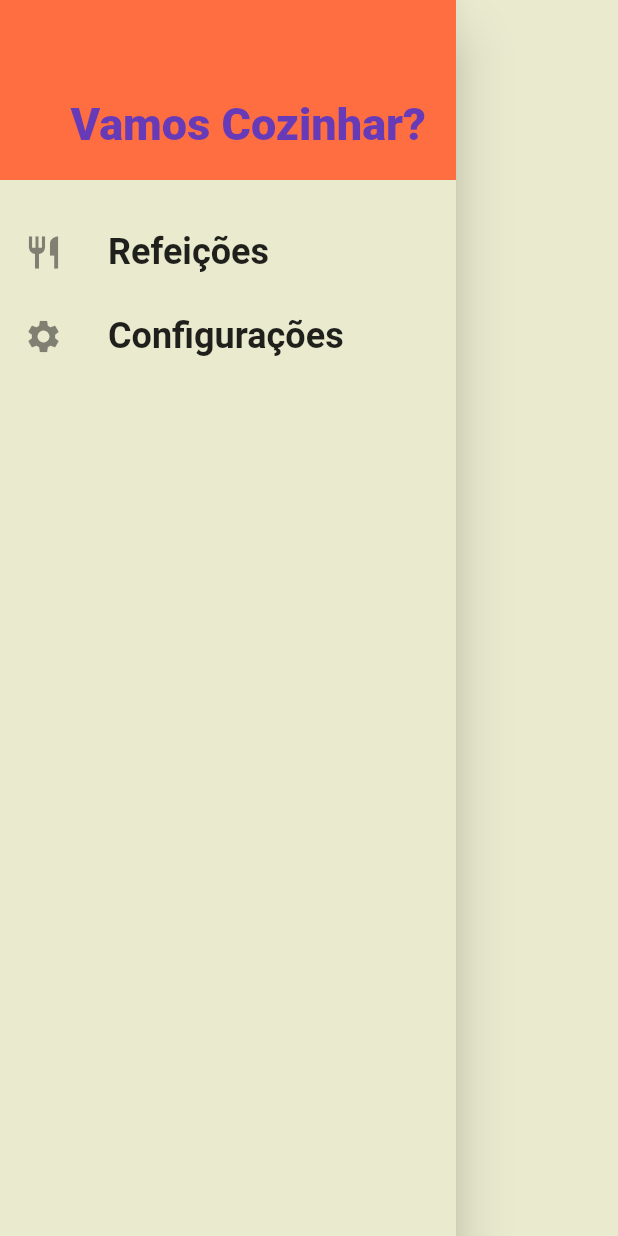
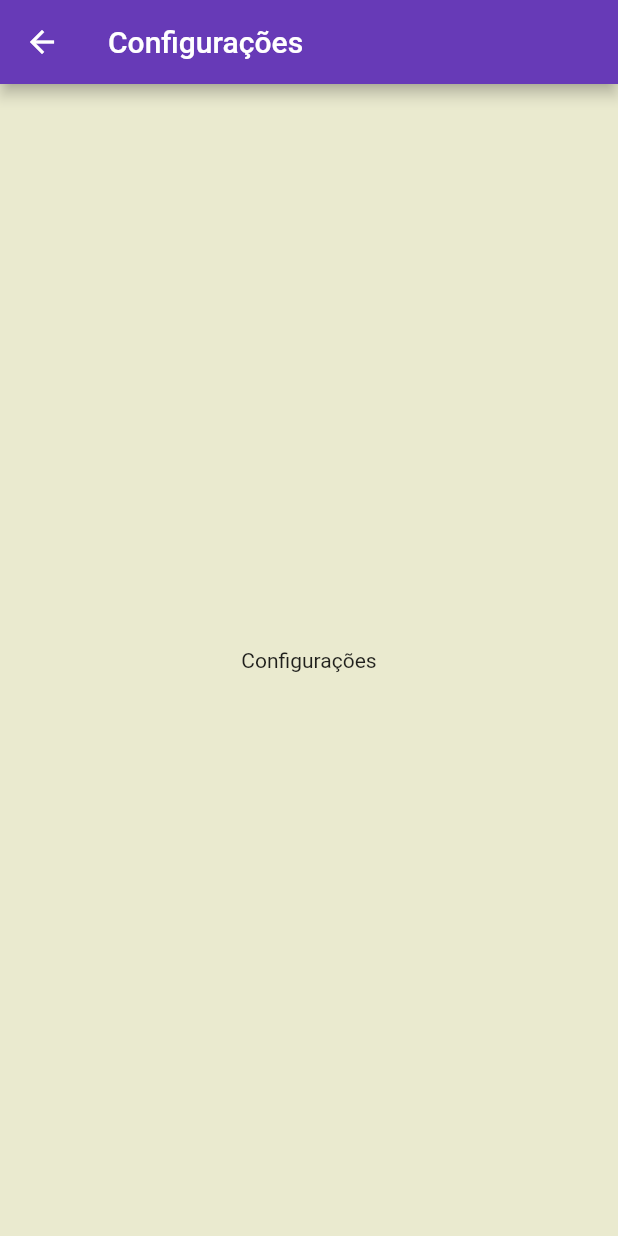
Before and after one commit to LucasWMedeiros/app_receitas, a Flutter app: the MainDrawer widget shown alone on an empty page, opened directly, after a tap on "Configurações", on a phone screen of 412 x 824 dp. Run offline on Flutter 3.47's test engine with Material 2 defaults, Android fonts, the light colour scheme and no system bars; network calls fail; Roboto replaces fonts that are missing (RobotoCondensed).

Commit message:
adicionando links ao drawer

```diff
--- a/lib/Components/main_drawer.dart
+++ b/lib/Components/main_drawer.dart
@@ -1,9 +1,10 @@
 // ignore_for_file: prefer_const_constructors, deprecated_member_use
 
+import 'package:app_receitas/utils/app_routes.dart';
 import 'package:flutter/material.dart';
 
 class MainDrawer extends StatelessWidget {
-  Widget _createItem(IconData icon, String label) {
+  Widget _createItem(IconData icon, String label, Function() onTap) {
     return ListTile(
       leading: Icon(icon, size: 26),
       title: Text(
@@ -14,7 +15,7 @@
           fontWeight: FontWeight.bold,
         ),
       ),
-      onTap: (){},
+      onTap: onTap,
     );
   }
 
@@ -37,12 +38,16 @@
                   color: Theme.of(context).primaryColor),
             ),
           ),
-          SizedBox(height: 20,),
-          _createItem(Icons.restaurant, 'Refeições'),
-          _createItem(Icons.settings, 'Configurações'),
-
+          SizedBox(
+            height: 20,
+          ),
+          _createItem(Icons.restaurant, 'Refeições',
+              () => Navigator.of(context).pushNamed(AppRoutes.HOME)),
+          _createItem(
+            Icons.settings,
+            'Configurações',
+            () => Navigator.of(context).pushNamed(AppRoutes.SETTINGS))
         ],
-      ),
-    );
+          ));
   }
 }
--- /dev/null
+++ b/lib/Screens/settings_screen.dart
@@ -0,0 +1,17 @@
+// ignore_for_file: prefer_const_constructors
+
+import 'package:flutter/material.dart';
+
+class SettingsScreen extends StatelessWidget {
+  @override
+  Widget build(BuildContext context) {
+    return Scaffold(
+      appBar: AppBar(
+        title: Text('Configurações'),
+      ),
+      body: Center(
+        child: Text('Configurações'),
+      ),
+    );
+  }
+}
--- a/lib/main.dart
+++ b/lib/main.dart
@@ -3,6 +3,7 @@
 import 'package:app_receitas/Screens/categories_screen.dart';
 import 'package:app_receitas/Screens/categoris_meals_screen.dart';
 import 'package:app_receitas/Screens/meal_detail_screen.dart';
+import 'package:app_receitas/Screens/settings_screen.dart';
 import 'package:app_receitas/Screens/tabs_screen.dart';
 import 'package:app_receitas/utils/app_routes.dart';
 import 'package:flutter/cupertino.dart';
@@ -32,6 +33,7 @@
         AppRoutes.HOME: (ctx) => TabsScreen(),
         AppRoutes.CATEGORY_MEALS: (ctx) => CategoriesMealsScrean(),
         AppRoutes.MEAL_DETAIL: (ctx) => MealDetailScreen(),
+        AppRoutes.SETTINGS: (ctx) => SettingsScreen()
       },
     );
   }
--- a/lib/utils/app_routes.dart
+++ b/lib/utils/app_routes.dart
@@ -2,4 +2,5 @@
   static const HOME = '/';
   static const CATEGORY_MEALS = '/categories-meals';
   static const MEAL_DETAIL = '/meal-detail';
+  static const SETTINGS = '/settings';
 }
```
